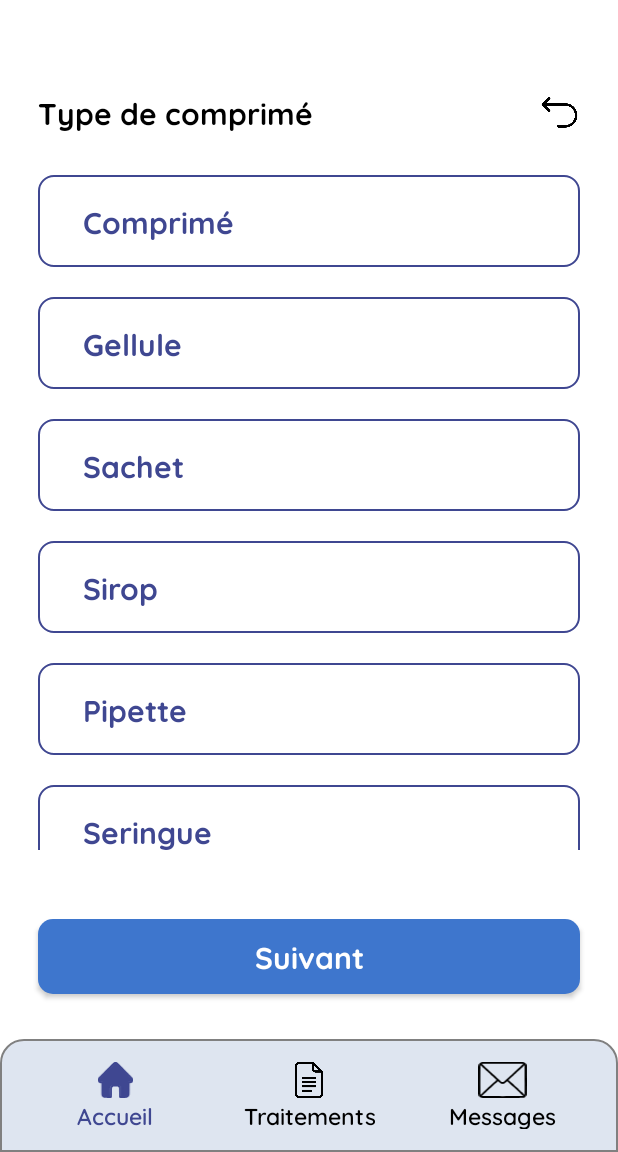
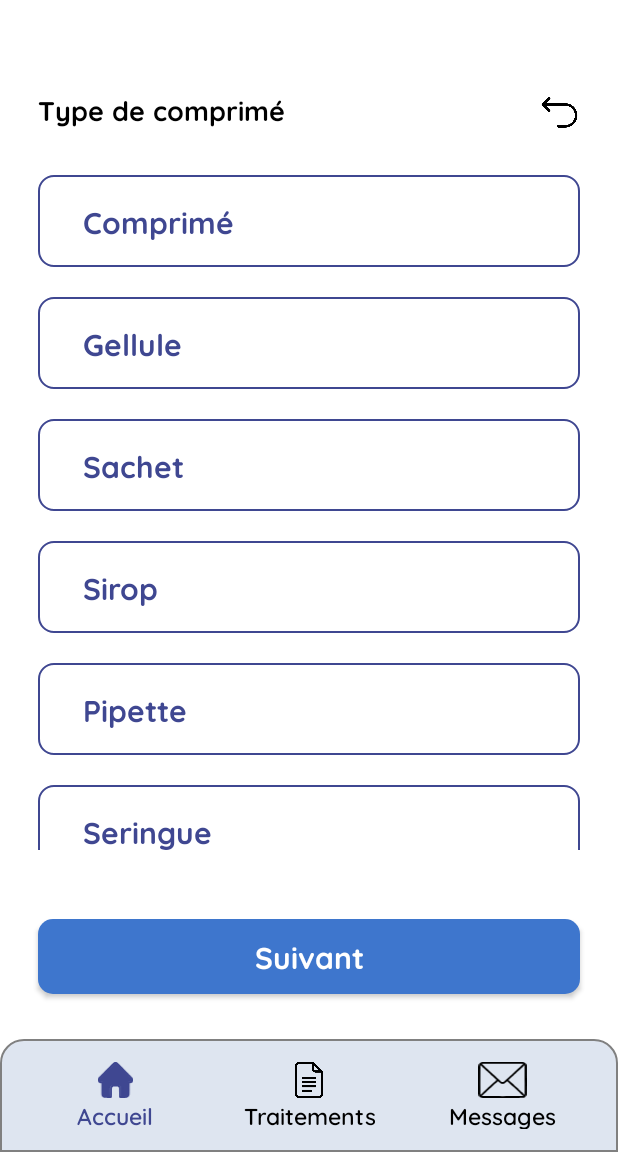
Before and after one commit to PacomeCailleteau/Medicalink, an Android app: the fragment AjoutManuelTypeMedic placed in its activity, on a phone screen of 412 x 824 dp, the part 84-1236 px from its top. Run offline under Robolectric (Android 15) with nearby library versions, the phone set to English and light mode, and no system bars; libraries missing offline, so code that uses them is left out: com.google.mlkit.vision; 2 statements that could not run were skipped.

Commit message:
modif couleur barre notif téléphone + taille de texte en 18sp

```diff
--- a/app/src/main/AndroidManifest.xml
+++ b/app/src/main/AndroidManifest.xml
@@ -11,7 +11,7 @@
         android:label="@string/app_name"
         android:roundIcon="@mipmap/ic_launcher_round"
         android:supportsRtl="true"
-        android:theme="@style/Theme.Td3Notes"
+        android:theme="@style/Theme.Medicalink"
         tools:targetApi="31">
         <activity
             android:name="dev.mobile.medicalink.CreerProfilActivity"/>
--- a/app/src/main/java/dev/mobile/medicalink/AddTraitementsFragment.kt
+++ b/app/src/main/java/dev/mobile/medicalink/AddTraitementsFragment.kt
@@ -109,7 +109,6 @@ class AddTraitementsFragment : Fragment() {
             loadLauncher.launch("image/*")
         }
 
-        //TODO: Ajouter un traitement manuellement en fragment
         manualImportButton.setOnClickListener {
             val bundle = Bundle()
             bundle.putSerializable("traitement", Traitement("",1,"Jour",null,"Comprimé",25,false,null,null))
--- a/app/src/main/res/layout/fragment_ajout_manuel_date_schema_prise.xml
+++ b/app/src/main/res/layout/fragment_ajout_manuel_date_schema_prise.xml
@@ -60,7 +60,7 @@
         android:gravity="start"
         android:text="Durée de la prise"
         android:textColor="#000000"
-        android:textSize="20sp"
+        android:textSize="18sp"
         android:textStyle="normal"
         app:layout_constraintStart_toStartOf="parent"
         app:layout_constraintTop_toBottomOf="@+id/textView9" />
--- a/app/src/main/res/layout/fragment_ajout_manuel_type_medic.xml
+++ b/app/src/main/res/layout/fragment_ajout_manuel_type_medic.xml
@@ -44,7 +44,7 @@
         android:gravity="start"
         android:text="Type de comprimé"
         android:textColor="#000000"
-        android:textSize="20sp"
+        android:textSize="18sp"
         android:textStyle="normal"
         app:layout_constraintStart_toStartOf="parent"
         app:layout_constraintTop_toBottomOf="@+id/textView9" />
--- a/app/src/main/res/values/themes.xml
+++ b/app/src/main/res/values/themes.xml
@@ -1,16 +1,17 @@
 <resources xmlns:tools="http://schemas.android.com/tools">
     <!-- Base application theme. -->
-    <style name="Theme.Td3Notes" parent="Theme.MaterialComponents.DayNight.DarkActionBar">
+    <style name="Theme.Medicalink" parent="Theme.MaterialComponents.Light.DarkActionBar">
         <!-- Primary brand color. -->
-        <item name="colorPrimary">@color/purple_500</item>
-        <item name="colorPrimaryVariant">@color/purple_700</item>
-        <item name="colorOnPrimary">@color/white</item>
+        <item name="colorPrimary">@color/black</item>
+        <item name="colorPrimaryVariant">@color/black</item>
+        <item name="colorOnPrimary">@color/black</item>
         <!-- Secondary brand color. -->
         <item name="colorSecondary">@color/teal_200</item>
         <item name="colorSecondaryVariant">@color/teal_700</item>
         <item name="colorOnSecondary">@color/black</item>
         <!-- Status bar color. -->
-        <item name="android:statusBarColor" tools:targetApi="l">?attr/colorPrimaryVariant</item>
+        <item name="android:statusBarColor">@android:color/white</item>
+        <item name="android:windowLightStatusBar">true</item>
         <!-- Customize your theme here. -->
     </style>
 </resources>
```
